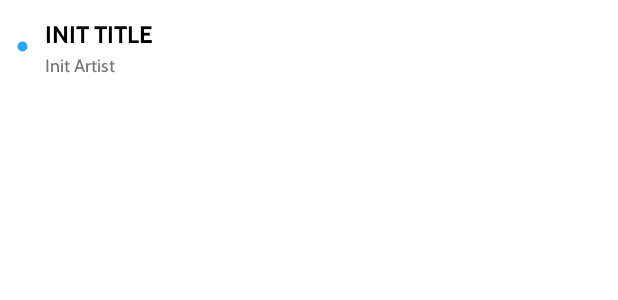
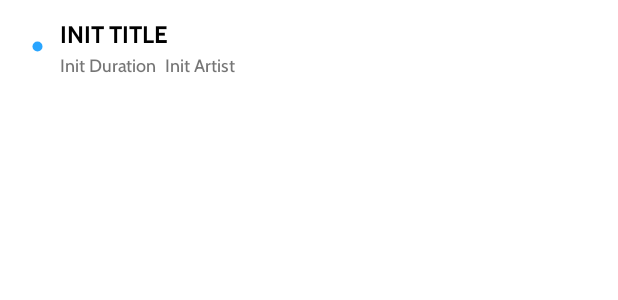
Before and after one commit to ivanandika21/PAM_MusicApp, an Android app: the layout row_item.xml on its own in the app's theme, with its tools: preview values and no code run, on a phone screen of 412 x 824 dp. Shown: the top 300 px of the screen. Run offline under Robolectric (Android 15) with nearby library versions, the phone set to English and light mode, and no system bars.

Commit message:
Musek - ui list kurang artist

```diff
--- a/Musek/app/src/main/res/layout/activity_main.xml
+++ b/Musek/app/src/main/res/layout/activity_main.xml
@@ -4,7 +4,6 @@
     xmlns:tools="http://schemas.android.com/tools"
     android:layout_width="match_parent"
     android:layout_height="match_parent"
-    android:padding="10dp"
     tools:context=".MainActivity">
 
     <TextView
--- a/Musek/app/src/main/res/layout/row_item.xml
+++ b/Musek/app/src/main/res/layout/row_item.xml
@@ -2,7 +2,8 @@
 <RelativeLayout xmlns:android="http://schemas.android.com/apk/res/android"
     android:layout_width="match_parent"
     android:layout_height="wrap_content"
-    android:layout_margin="10dp">
+    android:layout_marginHorizontal="20dp"
+    android:layout_marginVertical="10dp">
 
     <ImageView
         android:layout_width="10dp"
@@ -21,19 +22,31 @@
             android:id="@+id/id_title"
             android:layout_width="match_parent"
             android:layout_height="wrap_content"
+            android:text="INIT TITLE"
+            android:singleLine="true"
+            android:marqueeRepeatLimit="marquee_forever"
+            android:scrollHorizontally="false"
             android:ellipsize="end"
-            android:maxLines="1"
-            android:text="INIT TITLE"
             android:textSize="16sp"
             android:textColor="@color/black"
             android:fontFamily="@font/bold"/>
         <TextView
+            android:id="@+id/id_duration"
+            android:layout_width="wrap_content"
+            android:layout_height="wrap_content"
+            android:text="Init Duration"
+            android:textSize="12sp"
+            android:layout_marginEnd="5dp"
+            android:layout_below="@id/id_title"
+            android:fontFamily="@font/medium"/>
+        <TextView
+            android:id="@+id/id_artist"
             android:layout_width="wrap_content"
             android:layout_height="wrap_content"
             android:text="Init Artist"
+            android:layout_toEndOf="@+id/id_duration"
             android:textSize="12sp"
             android:layout_below="@id/id_title"
             android:fontFamily="@font/medium"/>
     </RelativeLayout>
-
 </RelativeLayout>
```
Also changed, not shown: Musek/app/src/main/java/com/example/musek/DataListAdapter.java (+16 -1 lines).
